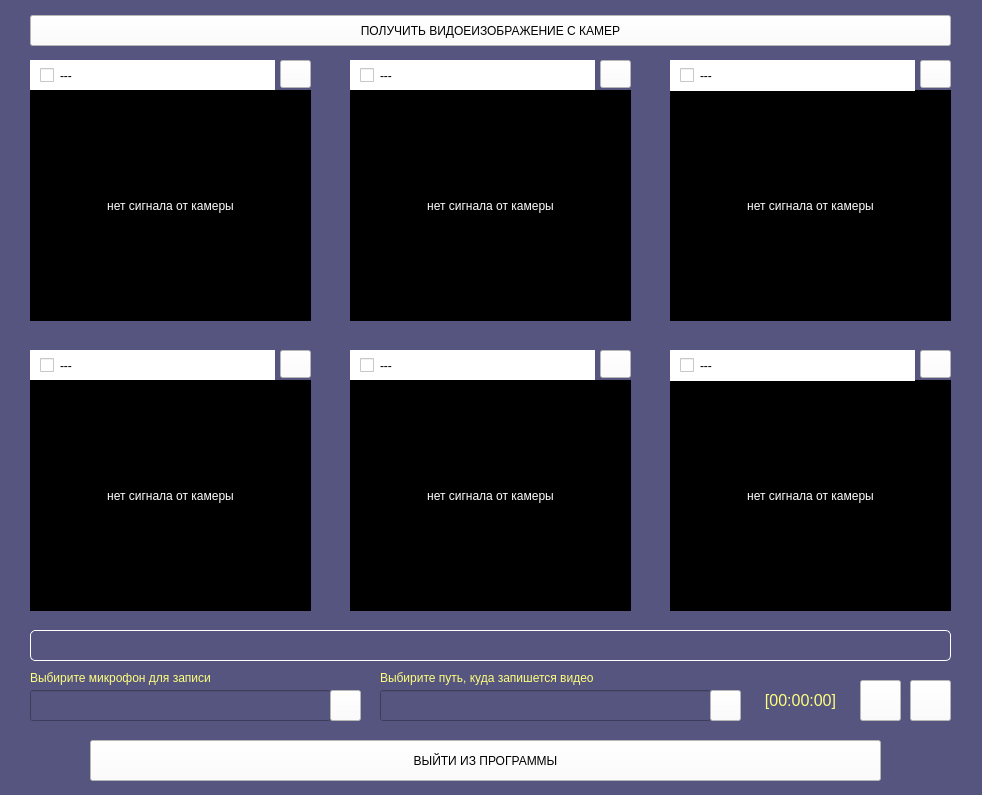
Old version of the form GUI/main.ui in the repository dimanchik79/ScoolCam.
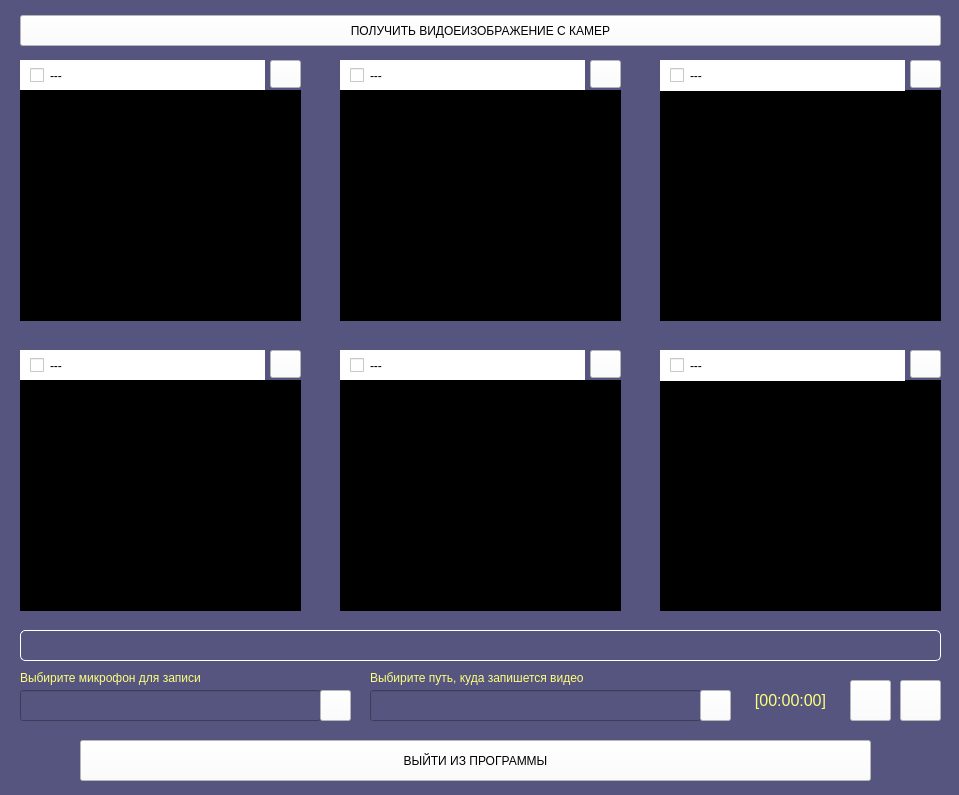
New version of the form. Icons and pictures are not drawn.

What changed in the file:
```diff
--- a/GUI/main.ui
+++ b/GUI/main.ui
@@ -9,7 +9,7 @@
    <rect>
     <x>0</x>
     <y>0</y>
-    <width>982</width>
+    <width>959</width>
     <height>795</height>
    </rect>
   </property>
@@ -30,7 +30,7 @@
    <widget class="QLabel" name="label">
     <property name="geometry">
      <rect>
-      <x>30</x>
+      <x>20</x>
       <y>670</y>
       <width>331</width>
       <height>16</height>
@@ -49,7 +49,7 @@
     </property>
     <property name="geometry">
      <rect>
-      <x>30</x>
+      <x>20</x>
       <y>690</y>
       <width>301</width>
       <height>31</height>
@@ -62,7 +62,7 @@
    <widget class="QPushButton" name="mic_select">
     <property name="geometry">
      <rect>
-      <x>330</x>
+      <x>320</x>
       <y>690</y>
       <width>31</width>
       <height>31</height>
@@ -85,7 +85,7 @@
    <widget class="QLabel" name="label_2">
     <property name="geometry">
      <rect>
-      <x>380</x>
+      <x>370</x>
       <y>670</y>
       <width>321</width>
       <height>16</height>
@@ -104,7 +104,7 @@
     </property>
     <property name="geometry">
      <rect>
-      <x>380</x>
+      <x>370</x>
       <y>690</y>
       <width>331</width>
       <height>31</height>
@@ -117,7 +117,7 @@
    <widget class="QPushButton" name="path_select">
     <property name="geometry">
      <rect>
-      <x>710</x>
+      <x>700</x>
       <y>690</y>
       <width>31</width>
       <height>31</height>
@@ -140,7 +140,7 @@
    <widget class="QPushButton" name="record">
     <property name="geometry">
      <rect>
-      <x>860</x>
+      <x>850</x>
       <y>680</y>
       <width>41</width>
       <height>41</height>
@@ -179,7 +179,7 @@
    <widget class="QPushButton" name="stop">
     <property name="geometry">
      <rect>
-      <x>910</x>
+      <x>900</x>
       <y>680</y>
       <width>41</width>
       <height>41</height>
@@ -218,7 +218,7 @@
    <widget class="QPushButton" name="exit">
     <property name="geometry">
      <rect>
-      <x>90</x>
+      <x>80</x>
       <y>740</y>
       <width>791</width>
       <height>41</height>
@@ -248,7 +248,7 @@
    <widget class="QCheckBox" name="nam_5">
     <property name="geometry">
      <rect>
-      <x>350</x>
+      <x>340</x>
       <y>350</y>
       <width>245</width>
       <height>31</height>
@@ -272,7 +272,7 @@
    <widget class="QCheckBox" name="nam_4">
     <property name="geometry">
      <rect>
-      <x>30</x>
+      <x>20</x>
       <y>350</y>
       <width>245</width>
       <height>31</height>
@@ -296,7 +296,7 @@
    <widget class="QLabel" name="cam_5">
     <property name="geometry">
      <rect>
-      <x>350</x>
+      <x>340</x>
       <y>380</y>
       <width>281</width>
       <height>231</height>
@@ -307,7 +307,7 @@
 color: white;</string>
     </property>
     <property name="text">
-     <string>нет сигнала от камеры</string>
+     <string/>
     </property>
     <property name="alignment">
      <set>Qt::AlignCenter</set>
@@ -316,7 +316,7 @@
    <widget class="QCheckBox" name="nam_2">
     <property name="geometry">
      <rect>
-      <x>350</x>
+      <x>340</x>
       <y>60</y>
       <width>245</width>
       <height>31</height>
@@ -340,7 +340,7 @@
    <widget class="QLabel" name="cam_3">
     <property name="geometry">
      <rect>
-      <x>670</x>
+      <x>660</x>
       <y>90</y>
       <width>281</width>
       <height>231</height>
@@ -351,7 +351,7 @@
 color: white;</string>
     </property>
     <property name="text">
-     <string>нет сигнала от камеры</string>
+     <string/>
     </property>
     <property name="alignment">
      <set>Qt::AlignCenter</set>
@@ -360,7 +360,7 @@
    <widget class="QCheckBox" name="nam_1">
     <property name="geometry">
      <rect>
-      <x>30</x>
+      <x>20</x>
       <y>60</y>
       <width>245</width>
       <height>31</height>
@@ -384,7 +384,7 @@
    <widget class="QCheckBox" name="nam_3">
     <property name="geometry">
      <rect>
-      <x>670</x>
+      <x>660</x>
       <y>60</y>
       <width>245</width>
       <height>31</height>
@@ -408,7 +408,7 @@
    <widget class="QLabel" name="cam_4">
     <property name="geometry">
      <rect>
-      <x>30</x>
+      <x>20</x>
       <y>380</y>
       <width>281</width>
       <height>231</height>
@@ -419,7 +419,7 @@
 color: white;</string>
     </property>
     <property name="text">
-     <string>нет сигнала от камеры</string>
+     <string/>
     </property>
     <property name="alignment">
      <set>Qt::AlignCenter</set>
@@ -428,7 +428,7 @@
    <widget class="QLabel" name="cam_1">
     <property name="geometry">
      <rect>
-      <x>30</x>
+      <x>20</x>
       <y>90</y>
       <width>281</width>
       <height>231</height>
@@ -439,7 +439,7 @@
 color: white;</string>
     </property>
     <property name="text">
-     <string>нет сигнала от камеры</string>
+     <string/>
     </property>
     <property name="alignment">
      <set>Qt::AlignCenter</set>
@@ -448,7 +448,7 @@
    <widget class="QLabel" name="cam_6">
     <property name="geometry">
      <rect>
-      <x>670</x>
+      <x>660</x>
       <y>380</y>
       <width>281</width>
       <height>231</height>
@@ -459,7 +459,7 @@
 color: white;</string>
     </property>
     <property name="text">
-     <string>нет сигнала от камеры</string>
+     <string/>
     </property>
     <property name="alignment">
      <set>Qt::AlignCenter</set>
@@ -468,7 +468,7 @@
    <widget class="QLabel" name="cam_2">
     <property name="geometry">
      <rect>
-      <x>350</x>
+      <x>340</x>
       <y>90</y>
       <width>281</width>
       <height>231</height>
@@ -479,7 +479,7 @@
 color: white;</string>
     </property>
     <property name="text">
-     <string>нет сигнала от камеры</string>
+     <string/>
     </property>
     <property name="alignment">
      <set>Qt::AlignCenter</set>
@@ -488,7 +488,7 @@
    <widget class="QCheckBox" name="nam_6">
     <property name="geometry">
      <rect>
-      <x>670</x>
+      <x>660</x>
       <y>350</y>
       <width>245</width>
       <height>31</height>
@@ -512,7 +512,7 @@
    <widget class="QLabel" name="msg_label">
     <property name="geometry">
      <rect>
-      <x>30</x>
+      <x>20</x>
       <y>630</y>
       <width>921</width>
       <height>31</height>
@@ -537,7 +537,7 @@
    <widget class="QPushButton" name="button">
     <property name="geometry">
      <rect>
-      <x>30</x>
+      <x>20</x>
       <y>15</y>
       <width>921</width>
       <height>31</height>
@@ -567,7 +567,7 @@
    <widget class="QLabel" name="time">
     <property name="geometry">
      <rect>
-      <x>750</x>
+      <x>740</x>
       <y>680</y>
       <width>101</width>
       <height>41</height>
@@ -591,7 +591,7 @@
    <widget class="QPushButton" name="prev_1">
     <property name="geometry">
      <rect>
-      <x>280</x>
+      <x>270</x>
       <y>60</y>
       <width>31</width>
       <height>28</height>
@@ -624,7 +624,7 @@
    <widget class="QPushButton" name="prev_2">
     <property name="geometry">
      <rect>
-      <x>600</x>
+      <x>590</x>
       <y>60</y>
       <width>31</width>
       <height>28</height>
@@ -657,7 +657,7 @@
    <widget class="QPushButton" name="prev_3">
     <property name="geometry">
      <rect>
-      <x>920</x>
+      <x>910</x>
       <y>60</y>
       <width>31</width>
       <height>28</height>
@@ -690,7 +690,7 @@
    <widget class="QPushButton" name="prev_4">
     <property name="geometry">
      <rect>
-      <x>280</x>
+      <x>270</x>
       <y>350</y>
       <width>31</width>
       <height>28</height>
@@ -716,7 +716,7 @@
    <widget class="QPushButton" name="prev_5">
     <property name="geometry">
      <rect>
-      <x>600</x>
+      <x>590</x>
       <y>350</y>
       <width>31</width>
       <height>28</height>
@@ -742,7 +742,7 @@
    <widget class="QPushButton" name="prev_6">
     <property name="geometry">
      <rect>
-      <x>920</x>
+      <x>910</x>
       <y>350</y>
       <width>31</width>
       <height>28</height>
```
